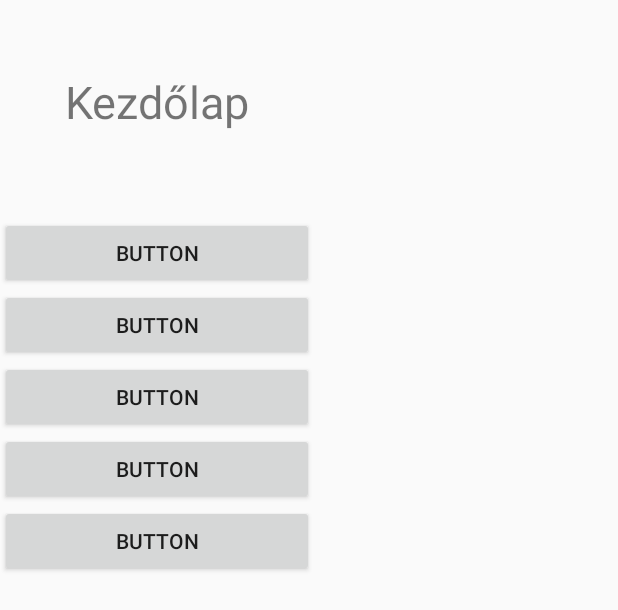
After one commit to KertaR/AFP-II, an Android app: the layout activity_player_menu.xml on its own in the app's theme, with its tools: preview values and no code run, on a phone screen of 412 x 824 dp. The commit adds this screen. Shown: the top 610 px of the screen. Run offline under Robolectric (Android 15) with nearby library versions, the phone set to English and light mode, and no system bars.

Commit message:
Játékosmenü felület elkezdve

```diff
--- a/LOF/app/build.gradle
+++ b/LOF/app/build.gradle
@@ -31,4 +31,6 @@ dependencies {
     testImplementation 'junit:junit:4.12'
     androidTestImplementation 'androidx.test.ext:junit:1.1.1'
     androidTestImplementation 'androidx.test.espresso:espresso-core:3.2.0'
+    implementation 'androidx.recyclerview:recyclerview:1.0.0'
+    implementation 'com.google.android.material:material:1.1.0'
 }
--- a/LOF/app/src/main/java/com/example/lof/MainActivity.java
+++ b/LOF/app/src/main/java/com/example/lof/MainActivity.java
@@ -3,6 +3,8 @@ package com.example.lof;
 import androidx.appcompat.app.AppCompatActivity;
 
 import android.os.Bundle;
+import android.view.View;
+import android.widget.Button;
 
 public class MainActivity extends AppCompatActivity {
 
@@ -10,5 +12,13 @@ public class MainActivity extends AppCompatActivity {
     protected void onCreate(Bundle savedInstanceState) {
         super.onCreate(savedInstanceState);
         setContentView(R.layout.activity_main);
+        Button Bejelentkezés = findViewById(R.id.button);
+        Bejelentkezés.setOnClickListener(new View.OnClickListener() {
+            @Override
+            public void onClick(View v) {
+                setContentView(R.layout.activity_player_menu);
+            }
+        });
     }
+
 }
--- /dev/null
+++ b/LOF/app/src/main/java/com/example/lof/PlayerMenu.java
@@ -0,0 +1,14 @@
+package com.example.lof;
+
+import androidx.appcompat.app.AppCompatActivity;
+
+import android.os.Bundle;
+
+public class PlayerMenu extends AppCompatActivity {
+
+    @Override
+    protected void onCreate(Bundle savedInstanceState) {
+        super.onCreate(savedInstanceState);
+        setContentView(R.layout.activity_player_menu);
+    }
+}
--- a/LOF/app/src/main/res/layout/activity_main.xml
+++ b/LOF/app/src/main/res/layout/activity_main.xml
@@ -26,7 +26,6 @@
         android:text="Bejelentkezés"
         app:layout_constraintBottom_toBottomOf="parent"
         app:layout_constraintEnd_toEndOf="parent"
-        app:layout_constraintHorizontal_bias="0.498"
         app:layout_constraintStart_toStartOf="parent"
         app:layout_constraintTop_toTopOf="parent"
         app:layout_constraintVertical_bias="0.734" />
--- /dev/null
+++ b/LOF/app/src/main/res/layout/activity_player_menu.xml
@@ -0,0 +1,63 @@
+<?xml version="1.0" encoding="utf-8"?>
+<androidx.constraintlayout.widget.ConstraintLayout xmlns:android="http://schemas.android.com/apk/res/android"
+    xmlns:app="http://schemas.android.com/apk/res-auto"
+    xmlns:tools="http://schemas.android.com/tools"
+    android:layout_width="match_parent"
+    android:layout_height="match_parent"
+    tools:context=".PlayerMenu">
+
+    <com.google.android.material.navigation.NavigationView
+        android:layout_width="209dp"
+        android:layout_height="729dp"
+        app:layout_constraintBottom_toBottomOf="parent"
+        app:layout_constraintEnd_toEndOf="parent"
+        app:layout_constraintHorizontal_bias="0.0"
+        app:layout_constraintStart_toStartOf="parent"
+        app:layout_constraintTop_toTopOf="parent" >
+
+        <LinearLayout
+            android:layout_width="match_parent"
+            android:layout_height="match_parent"
+            android:orientation="vertical">
+
+            <TextView
+                android:id="@+id/textView3"
+                android:layout_width="match_parent"
+                android:layout_height="97dp"
+                android:text="Kezdőlap"
+                android:textAlignment="center"
+                android:textSize="30sp" />
+
+            <Button
+                android:id="@+id/button2"
+                android:layout_width="match_parent"
+                android:layout_height="wrap_content"
+                android:text="Button" />
+
+            <Button
+                android:id="@+id/button3"
+                android:layout_width="match_parent"
+                android:layout_height="wrap_content"
+                android:text="Button" />
+
+            <Button
+                android:id="@+id/button4"
+                android:layout_width="match_parent"
+                android:layout_height="wrap_content"
+                android:text="Button" />
+
+            <Button
+                android:id="@+id/button5"
+                android:layout_width="match_parent"
+                android:layout_height="wrap_content"
+                android:text="Button" />
+
+            <Button
+                android:id="@+id/button6"
+                android:layout_width="match_parent"
+                android:layout_height="wrap_content"
+                android:text="Button" />
+        </LinearLayout>
+    </com.google.android.material.navigation.NavigationView>
+
+</androidx.constraintlayout.widget.ConstraintLayout>
```
